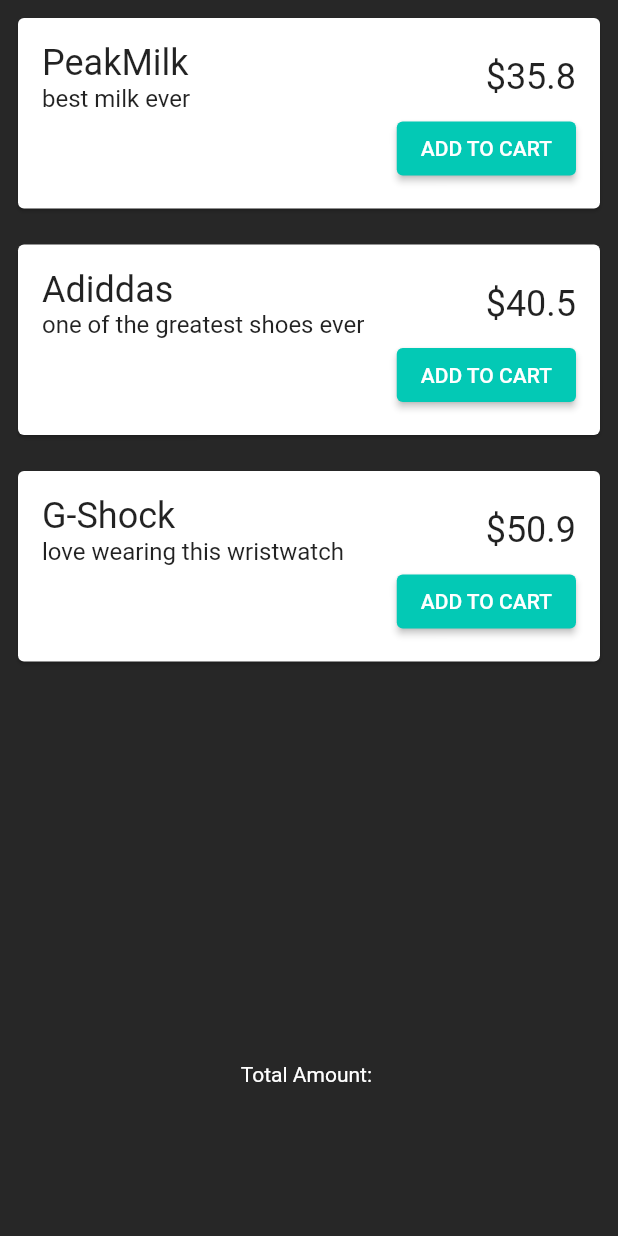
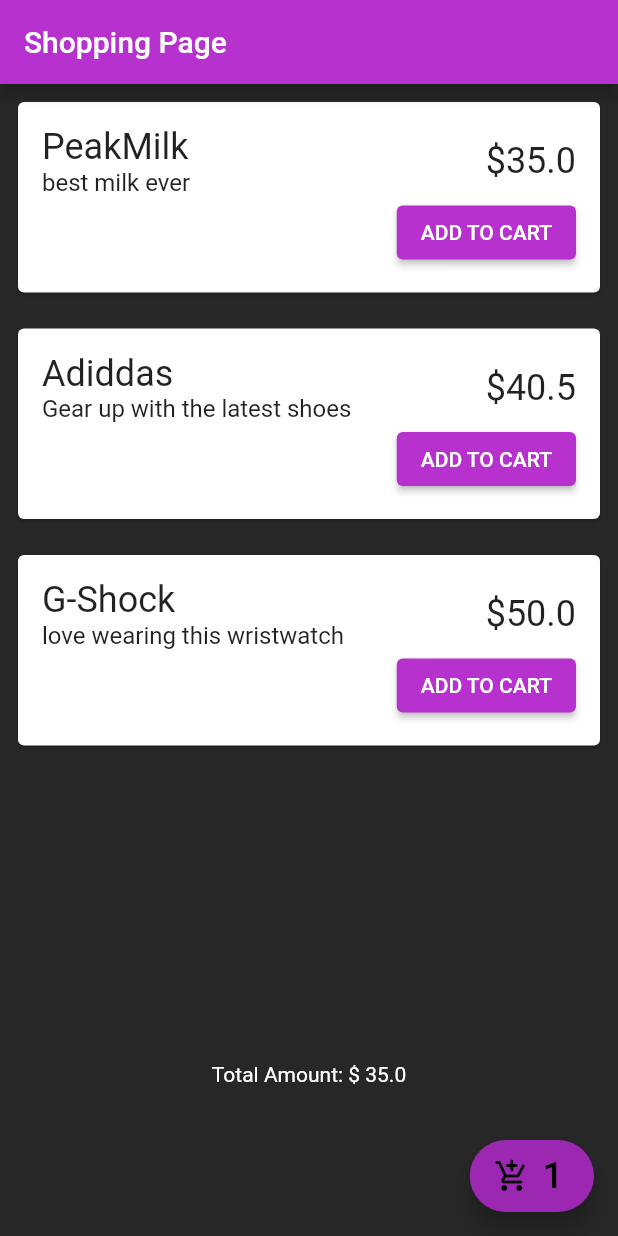
Before and after one commit to Art101-ui/shopping_app, a Flutter app: the screen it shows after launch, after a tap on "ADD TO CART", on a phone screen of 412 x 824 dp. Run offline on Flutter 3.47's test engine with Material 2 defaults, Android fonts, the phone set to English and light mode, and no system bars; our stand-ins replace get.

Commit message:
Completed Shopping Page

```diff
--- a/lib/controller/cart_controller.dart
+++ b/lib/controller/cart_controller.dart
@@ -3,6 +3,10 @@ import 'package:shopping_page/model/product.dart';
 
 class CartController extends GetxController {
   var cartItems = <Product>[].obs;
+  int get count => cartItems.length;
+  double get totalPrice => cartItems.fold(0, (sum, item) => sum + item.price);
 
-  double get totalPrice => cartItems.fold(0, (sum, item) => sum + item.price);
+  addcart(Product product) {
+    cartItems.add(product);
+  }
 }
--- a/lib/controller/shopping_controller.dart
+++ b/lib/controller/shopping_controller.dart
@@ -20,19 +20,19 @@ class ShoppingController extends GetxController {
           productName: 'PeakMilk',
           productImage: 'productImage',
           productDescription: 'best milk ever',
-          price: 35.8),
+          price: 35.0),
       Product(
           id: 2,
           productName: 'Adiddas',
           productImage: 'productImage',
-          productDescription: 'one of the greatest shoes ever',
+          productDescription: "Gear up with the latest shoes",
           price: 40.5),
       Product(
           id: 3,
           productName: 'G-Shock',
           productImage: 'productImage',
           productDescription: 'love wearing this wristwatch',
-          price: 50.9),
+          price: 50.0),
     ];
 
     products.value = productResult;
--- a/lib/main.dart
+++ b/lib/main.dart
@@ -1,4 +1,5 @@
 import 'package:flutter/material.dart';
+import 'package:get/get.dart';
 import 'package:shopping_page/view/shopping_page.dart';
 
 void main() {
@@ -11,8 +12,9 @@ class MyApp extends StatelessWidget {
   // This widget is the root of your application.
   @override
   Widget build(BuildContext context) {
-    return MaterialApp(
+    return GetMaterialApp(
       title: 'Flutter Demo',
+      debugShowCheckedModeBanner: false,
       theme: ThemeData(
         primarySwatch: Colors.blue,
       ),
--- /dev/null
+++ b/lib/view/cart_page.dart
@@ -0,0 +1,18 @@
+import 'package:flutter/cupertino.dart';
+import 'package:flutter/material.dart';
+
+class CartPage extends StatelessWidget {
+  const CartPage({Key? key}) : super(key: key);
+
+  @override
+  Widget build(BuildContext context) {
+    return Scaffold(
+        appBar: AppBar(
+      backgroundColor: Color.fromARGB(255, 183, 49, 207),
+      actions: [],
+      title: Text(
+        'Cart Page',
+      ),
+    ));
+  }
+}
--- a/lib/view/shopping_page.dart
+++ b/lib/view/shopping_page.dart
@@ -1,6 +1,7 @@
 // import 'package:flutter/cupertino.dart';
 import 'package:flutter/material.dart';
 import 'package:get/get.dart';
+import 'package:shopping_page/controller/cart_controller.dart';
 import 'package:shopping_page/controller/shopping_controller.dart';
 
 // ignore: use_key_in_widget_constructors
@@ -8,11 +9,19 @@ class ShoppingPage extends StatelessWidget {
   ShoppingPage({Key? key}) : super(key: key);
 
   final ShoppingController shoppingController = Get.put(ShoppingController());
+  final CartController cartController = Get.put(CartController());
 
   @override
   Widget build(BuildContext context) {
     return Scaffold(
-        backgroundColor: Color.fromARGB(255, 39, 39, 39),
+
+      appBar: AppBar(
+        backgroundColor: Color.fromARGB(255, 183, 49, 207),
+        title: Text(
+          'Shopping Page',
+        ),
+      ),
+      backgroundColor: const Color.fromARGB(255, 39, 39, 39),
       body: SafeArea(
         child: Column(
           children: [
@@ -22,6 +31,7 @@ class ShoppingPage extends StatelessWidget {
                     itemCount: controller.products.length,
                     itemBuilder: (context, index) {
                       return Card(
+                        // color: const Color.fromARGB(255, 22, 184, 119),
                           margin: const EdgeInsets.all(12),
                           child: Padding(
                             padding: const EdgeInsets.all(16.0),
@@ -57,9 +67,11 @@ class ShoppingPage extends StatelessWidget {
                                 ElevatedButton(
                                   child: const Text('ADD TO CART'),
                                   style: ElevatedButton.styleFrom(
-                                      primary: const Color.fromARGB(
-                                          255, 3, 201, 181)),
-                                  onPressed: () {},
+                                    primary: Color.fromARGB(255, 183, 49, 207)),
+                                onPressed: () {
+                                  cartController
+                                      .addcart(controller.products[index]);
+                                },
                                 )
                               ],
                             ),
@@ -68,13 +80,30 @@ class ShoppingPage extends StatelessWidget {
                   );
                 }),
               ),
-              const Text('Total Amount: ',
-                  style: TextStyle(color: Colors.white)),
+            GetX<CartController>(builder: (controller) {
+              return Text('Total Amount: \$ ${controller.totalPrice}',
+                  style: const TextStyle(color: Colors.white));
+            }),
             const SizedBox(
               height: 100,
             )
           ],
         ),
-    ));
+      ),
+      floatingActionButton: FloatingActionButton.extended(
+        onPressed: () {},
+        backgroundColor: Colors.purple,
+        icon: const Icon(
+          Icons.add_shopping_cart_rounded,
+          color: Colors.black,
+        ),
+        label: GetX<CartController>(builder: (controller) {
+          return Text(
+            '${controller.count}',
+            style: const TextStyle(color: Colors.black, fontSize: 24),
+          );
+        }),
+      ),
+    );
   }
 }
```
Lines whose indentation alone changed are shown as unchanged.
